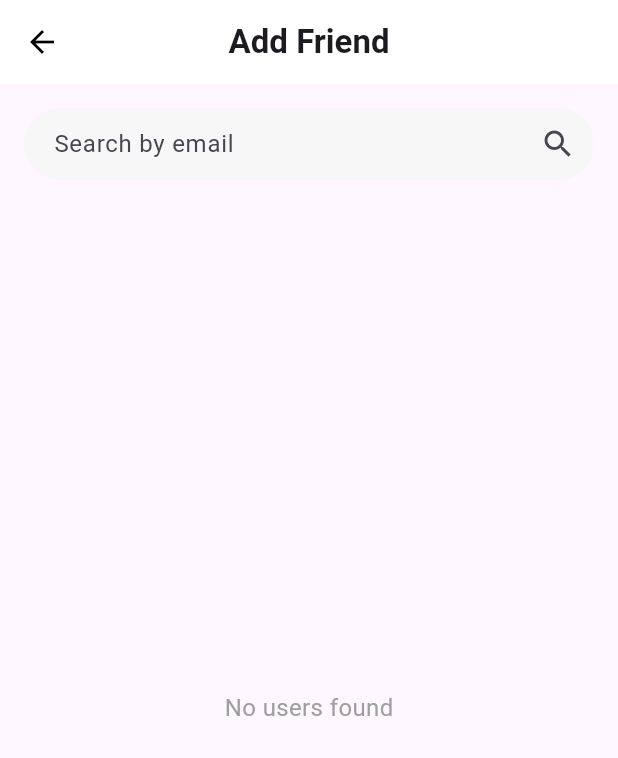
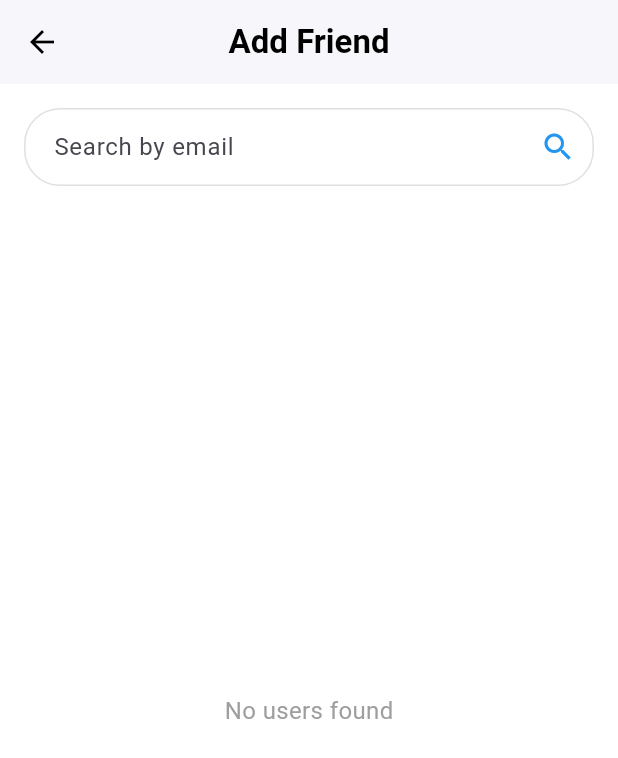
Before and after one commit to Sherlock1854/AcademicHub, a Flutter app: the FriendsScreen screen opened directly, after a tap on the "person add" icon, on a phone screen of 412 x 824 dp. Shown: the top 758 px of the screen. Run offline on Flutter 3.47's test engine with Material 3 defaults, Android fonts, the phone set to English and light mode, and no system bars; our stand-ins replace cloud_firestore, cloud_functions, firebase_auth, firebase_core, firebase_messaging, firebase_storage and 3 more; accounts and stored records are empty.

Commit message:
friend should be done, moving on to forum, chatbot then notification, if had time then change a bit the chat and friend how the pin/delete friend and edit/delete message pop up

```diff
--- a/lib/friend/models/friend_request.dart
+++ b/lib/friend/models/friend_request.dart
@@ -1,30 +1,60 @@
 // lib/friend/models/friend_request.dart
 
+import 'package:cloud_firestore/cloud_firestore.dart';
+
 class FriendRequest {
-  final String id;    // ← Firestore document ID
+  // Firestore document ID
+  final String id;
+
+  // Who sent the request
+  final String fromUid;
+
+  // Who should receive it
+  final String toUid;
+
+  // Display name of the target user
   final String name;
-  final String time;
+
+  // URL of the user’s avatar
   final String imageUrl;
+
+  // When the request was created
+  final DateTime created;
+
+  // "pending", "accepted", or "declined"
+  final String status;
 
   FriendRequest({
     required this.id,
+    required this.fromUid,
+    required this.toUid,
     required this.name,
-    required this.time,
     required this.imageUrl,
+    required this.created,
+    required this.status,
   });
 
-  factory FriendRequest.fromMap(String id, Map<String, dynamic> data) {
+  /// Create from Firestore document
+  factory FriendRequest.fromDoc(DocumentSnapshot doc) {
+    final data = doc.data() as Map<String, dynamic>;
     return FriendRequest(
-      id: id,
-      name: data['name'] as String,
-      time: data['time'] as String,
-      imageUrl: data['imageUrl'] as String,
+      id:        doc.id,
+      fromUid:   data['fromUid']   as String,
+      toUid:     data['toUid']     as String,
+      name:      data['name']      as String,
+      imageUrl:  data['imageUrl']  as String? ?? '',
+      created:   (data['created'] as Timestamp).toDate(),
+      status:    data['status']    as String,
     );
   }
 
+  /// Convert to map for writing to Firestore
   Map<String, dynamic> toMap() => {
-    'name': name,
-    'time': time,
+    'fromUid':  fromUid,
+    'toUid':    toUid,
+    'name':     name,
     'imageUrl': imageUrl,
+    'created':  Timestamp.fromDate(created),
+    'status':   status,
   };
 }
--- a/lib/friend/views/add_friend_screen.dart
+++ b/lib/friend/views/add_friend_screen.dart
@@ -19,8 +19,8 @@ class _AddFriendScreenState extends State<AddFriendScreen> {
   final _service = FriendRequestService();
 
   late String _myUid;
-  Set<String> _friendIds = {};       // already-friends
-  Set<String> _pendingIds = {};      // newly requested
+  Set<String> _friendIds = {};       // already friends
+  Set<String> _pendingIds = {};      // requests sent
   List<UserResult> _results = [];
   bool _isSearching = false;
 
@@ -29,6 +29,7 @@ class _AddFriendScreenState extends State<AddFriendScreen> {
     super.initState();
     _myUid = FirebaseAuth.instance.currentUser!.uid;
     _loadFriendIds();
+    _loadPendingIds();
   }
 
   Future<void> _loadFriendIds() async {
@@ -39,6 +40,19 @@ class _AddFriendScreenState extends State<AddFriendScreen> {
         .get();
     setState(() {
       _friendIds = snap.docs.map((d) => d.id).toSet();
+    });
+  }
+
+  Future<void> _loadPendingIds() async {
+    final snap = await FirebaseFirestore.instance
+        .collection('Users')
+        .doc(_myUid)
+        .collection('sentRequests')
+        .where('status', isEqualTo: 'pending')
+        .get();
+
+    setState(() {
+      _pendingIds = snap.docs.map((d) => d.id).toSet();
     });
   }
 
@@ -68,11 +82,11 @@ class _AddFriendScreenState extends State<AddFriendScreen> {
       final results = snap.docs.map((doc) {
         final data = doc.data() as Map<String, dynamic>;
         final first = data['firstName']?.toString() ?? '';
-        final last = data['surname']?.toString() ?? '';
+        final last  = data['surname']?.toString() ?? '';
         return UserResult(
           id: doc.id,
           name: '$first $last'.trim(),
-          imageUrl: data['imageUrl']?.toString() ?? 'https://placehold.it/48',
+          imageUrl: data['imageUrl']?.toString() ?? '',
         );
       }).toList();
 
@@ -92,21 +106,21 @@ class _AddFriendScreenState extends State<AddFriendScreen> {
   }
 
   Future<void> _sendRequest(UserResult user) async {
+    final now = DateTime.now();
     final req = FriendRequest(
-      id: user.id,
-      name: user.name,
-      time: DateTime.now().toIso8601String(),
-      imageUrl: user.imageUrl,
+      id:        user.id,         // their UID as document ID
+      fromUid:   _myUid,
+      toUid:     user.id,
+      name:      user.name,
+      imageUrl:  user.imageUrl,
+      created:   now,
+      status:    'pending',
     );
     await _service.sendRequest(req);
 
-    // mark locally as pending
     setState(() {
       _pendingIds.add(user.id);
     });
-
-    // optionally reload actual friends
-    await _loadFriendIds();
 
     ScaffoldMessenger.of(context).showSnackBar(
       SnackBar(content: Text('Request sent to ${user.name}')),
@@ -114,45 +128,53 @@ class _AddFriendScreenState extends State<AddFriendScreen> {
   }
 
   @override
-  Widget build(BuildContext ctx) {
+  Widget build(BuildContext context) {
     return Scaffold(
+      backgroundColor: Colors.white,
       appBar: AppBar(
+        backgroundColor: Colors.white,
+        elevation: 1,
+        leading: const BackButton(color: Colors.black),
+        centerTitle: true,
         title: const Text(
           'Add Friend',
-          style: TextStyle(fontWeight: FontWeight.bold),
+          style: TextStyle(color: Colors.black, fontWeight: FontWeight.bold),
         ),
-        centerTitle: true,
-        backgroundColor: Colors.white,
-        elevation: 0,
-        leading: BackButton(color: Colors.black),
       ),
       body: Padding(
         padding: const EdgeInsets.all(16),
         child: Column(
           children: [
-            // Search input
             TextField(
               controller: _searchController,
               textInputAction: TextInputAction.search,
+              cursorColor: Colors.blue,
               onSubmitted: (_) => _doSearch(),
               decoration: InputDecoration(
                 hintText: 'Search by email',
                 filled: true,
-                fillColor: const Color(0xFFF7F7F7),
+                fillColor: Colors.white,
+                contentPadding: const EdgeInsets.symmetric(
+                    horizontal: 16, vertical: 14),
+                suffixIcon: IconButton(
+                  icon: const Icon(Icons.search, color: Colors.blue),
+                  onPressed: _doSearch,
+                ),
                 border: OutlineInputBorder(
                   borderRadius: BorderRadius.circular(24),
-                  borderSide: BorderSide.none,
+                  borderSide: BorderSide(color: Colors.grey.shade300),
                 ),
-                contentPadding: const EdgeInsets.symmetric(horizontal: 16),
-                suffixIcon: IconButton(
-                  icon: const Icon(Icons.search),
-                  onPressed: _doSearch,
+                enabledBorder: OutlineInputBorder(
+                  borderRadius: BorderRadius.circular(24),
+                  borderSide: BorderSide(color: Colors.grey.shade300),
+                ),
+                focusedBorder: OutlineInputBorder(
+                  borderRadius: BorderRadius.circular(24),
+                  borderSide: const BorderSide(color: Colors.blue, width: 2),
                 ),
               ),
             ),
             const SizedBox(height: 16),
-
-            // Results or loading
             if (_isSearching)
               const Center(child: CircularProgressIndicator())
             else if (_results.isEmpty)
@@ -168,42 +190,73 @@ class _AddFriendScreenState extends State<AddFriendScreen> {
               Expanded(
                 child: ListView.separated(
                   itemCount: _results.length,
-                  separatorBuilder: (_, __) => const Divider(),
+                  separatorBuilder: (_, __) => const Divider(height: 1),
                   itemBuilder: (_, i) {
-                    final user = _results[i];
-                    final isSelf = user.id == _myUid;
-                    final isFriend = _friendIds.contains(user.id);
+                    final user     = _results[i];
+                    final isSelf    = user.id    == _myUid;
+                    final isFriend  = _friendIds.contains(user.id);
                     final isPending = _pendingIds.contains(user.id);
 
                     Widget? button;
                     if (isSelf || isFriend) {
                       button = null;
                     } else if (isPending) {
-                      button = ElevatedButton(
+                      button = OutlinedButton(
                         onPressed: null,
-                        style: ElevatedButton.styleFrom(
+                        style: OutlinedButton.styleFrom(
+                          backgroundColor: Colors.white,
+                          side: BorderSide(color: Colors.grey.shade300),
                           shape: RoundedRectangleBorder(
                             borderRadius: BorderRadius.circular(20),
                           ),
+                          padding: const EdgeInsets.symmetric(horizontal: 20),
                         ),
-                        child: const Text('Pending'),
+                        child: const Text(
+                          'Pending',
+                          style: TextStyle(color: Colors.grey),
+                        ),
                       );
                     } else {
-                      button = ElevatedButton(
+                      button = OutlinedButton(
                         onPressed: () => _sendRequest(user),
-                        style: ElevatedButton.styleFrom(
+                        style: OutlinedButton.styleFrom(
+                          backgroundColor: Colors.white,
+                          side: const BorderSide(color: Colors.blue),
                           shape: RoundedRectangleBorder(
                             borderRadius: BorderRadius.circular(20),
                           ),
+                          padding: const EdgeInsets.symmetric(horizontal: 20),
                         ),
-                        child: const Text('Add'),
+                        child: const Text(
+                          'Add',
+                          style: TextStyle(
+                              color: Colors.blue,
+                              fontWeight: FontWeight.bold),
+                        ),
                       );
                     }
 
                     return ListTile(
+                      contentPadding: EdgeInsets.zero,
                       leading: CircleAvatar(
                         radius: 24,
-                        backgroundImage: NetworkImage(user.imageUrl),
+                        backgroundColor: Colors.grey[200],
+                        child: ClipOval(
+                          child: FadeInImage.assetNetwork(
+                            placeholder: 'assets/images/fail.png',
+                            image: user.imageUrl,
+                            width: 48,
+                            height: 48,
+                            fit: BoxFit.cover,
+                            imageErrorBuilder: (ctx, err, stack) =>
+                                Image.asset(
+                                  'assets/images/fail.png',
+                                  width: 48,
+                                  height: 48,
+                                  fit: BoxFit.cover,
+                                ),
+                          ),
+                        ),
                       ),
                       title: Text(
                         user.name,
@@ -221,7 +274,7 @@ class _AddFriendScreenState extends State<AddFriendScreen> {
   }
 }
 
-/// Simple model for a user search result
+// Simple model for a user search result
 class UserResult {
   final String id;
   final String name;
--- a/lib/friend/views/friend_requests_screen.dart
+++ b/lib/friend/views/friend_requests_screen.dart
@@ -1,3 +1,5 @@
+// lib/screens/friend_requests_screen.dart
+
 import 'package:flutter/material.dart';
 import '../models/friend_request.dart';
 import '../services/friend_request_service.dart';
@@ -13,6 +15,7 @@ class FriendRequestsScreen extends StatelessWidget {
     return DefaultTabController(
       length: 2,
       child: Scaffold(
+        backgroundColor: Colors.grey[50],
         appBar: AppBar(
           backgroundColor: Colors.white,
           elevation: 0,
--- a/lib/friend/views/friends_screen.dart
+++ b/lib/friend/views/friends_screen.dart
@@ -8,24 +8,25 @@ import 'widgets/show_friend_requests_button.dart';
 import 'add_friend_screen.dart';
 
 class FriendsScreen extends StatelessWidget {
-  const FriendsScreen({super.key});
+  const FriendsScreen({Key? key}) : super(key: key);
 
   @override
   Widget build(BuildContext context) {
     final service = FriendService();
 
     return Scaffold(
+      backgroundColor: Colors.grey[50],
       appBar: AppBar(
-        leading: IconButton(
-          icon: const Icon(Icons.arrow_back),
-          onPressed: () => Navigator.of(context).pop(),
-        ),
+        backgroundColor: Colors.white,
+        elevation: 1,
+        iconTheme: const IconThemeData(color: Colors.black),
         title: const Text(
           'Friends',
-          style: TextStyle(fontWeight: FontWeight.bold),
+          style: TextStyle(color: Colors.black, fontWeight: FontWeight.bold),
         ),
         centerTitle: true,
       ),
+
       body: StreamBuilder<List<Friend>>(
         stream: service.friendsStream(),
         builder: (context, snapshot) {
@@ -35,40 +36,44 @@ class FriendsScreen extends StatelessWidget {
           if (snapshot.hasError) {
             return Center(child: Text('Error: ${snapshot.error}'));
           }
-          final friends = snapshot.data!;
-          // Wrap in Column so we can put the button below
-          return Column(
-            children: [
-              Expanded(
-                child: friends.isEmpty
-                    ? const Center(
+          final friends = snapshot.data ?? [];
+          if (friends.isEmpty) {
+            return const Center(
               child: Text(
                 'You have no friends yet',
                 style: TextStyle(color: Colors.grey, fontSize: 16),
               ),
-                )
-                    : ListView.builder(
-                  padding: const EdgeInsets.all(16),
+            );
+          }
+          return ListView.builder(
+            padding: const EdgeInsets.fromLTRB(16, 16, 16, 100),
             itemCount: friends.length,
-                  itemBuilder: (ctx, i) =>
-                      FriendListItem(friend: friends[i]),
+            itemBuilder: (ctx, i) => FriendListItem(friend: friends[i]),
+          );
+        },
+      ),
+
+      // raise the button 16px above the nav‐bar
+      bottomNavigationBar: SafeArea(
+        child: Padding(
+          padding: const EdgeInsets.fromLTRB(16, 0, 16, 16),
+          child: const ShowFriendRequestsButton(),
         ),
       ),
 
-              // ← Here's your missing button
-              const ShowFriendRequestsButton(),
-            ],
+      // FAB just above that (~64px up instead of 80px)
+      floatingActionButtonLocation: FloatingActionButtonLocation.endFloat,
+      floatingActionButton: Padding(
+        padding: const EdgeInsets.only(bottom: 2, right: 2),
+        child: FloatingActionButton(
+          backgroundColor: Colors.white,
+          child: const Icon(Icons.person_add, color: Colors.blue),
+          onPressed: () {
+            Navigator.of(context).push(
+              MaterialPageRoute(builder: (_) => const AddFriendScreen()),
             );
           },
         ),
-      floatingActionButton: FloatingActionButton(
-        child: const Icon(Icons.person_add),
-        onPressed: () {
-          // Navigate to your “Search/Add Friend” screen
-          Navigator.of(context).push(MaterialPageRoute(
-            builder: (_) => const AddFriendScreen(),
-          ));
-        },
       ),
     );
   }
--- a/lib/friend/views/widgets/show_friend_requests_button.dart
+++ b/lib/friend/views/widgets/show_friend_requests_button.dart
@@ -4,12 +4,13 @@ import 'package:flutter/material.dart';
 import '../friend_requests_screen.dart';
 
 class ShowFriendRequestsButton extends StatelessWidget {
-  const ShowFriendRequestsButton({super.key});
+  const ShowFriendRequestsButton({Key? key}) : super(key: key);
 
   @override
   Widget build(BuildContext context) {
-    return Padding(
-      padding: const EdgeInsets.symmetric(horizontal: 16.0, vertical: 24.0),
+    return SizedBox(
+      width: double.infinity,
+      height: 56, // fixed height
       child: OutlinedButton(
         onPressed: () {
           Navigator.of(context).push(
@@ -19,20 +20,19 @@ class ShowFriendRequestsButton extends StatelessWidget {
           );
         },
         style: OutlinedButton.styleFrom(
-          padding: const EdgeInsets.symmetric(vertical: 16.0),
-          side: BorderSide(color: Colors.grey.shade300),
+          backgroundColor: Colors.white,                 // white bg
+          side: BorderSide(color: Colors.grey.shade300), // light border
           shape: RoundedRectangleBorder(
-            borderRadius: BorderRadius.circular(12.0),
+            borderRadius: BorderRadius.circular(12),
           ),
+          padding: EdgeInsets.zero, // no extra internal padding
         ),
-        child: const Center(
-          child: Text(
-            'Show Friend Requests',
-            style: TextStyle(
-              color: Colors.black,
-              fontWeight: FontWeight.bold,
-              fontSize: 16,
-            ),
+        child: const Text(
+          'Show Friend Requests',
+          style: TextStyle(
+            color: Colors.black,
+            fontWeight: FontWeight.bold,
+            fontSize: 16,
           ),
         ),
       ),
```
Also changed, not shown: lib/chat/views/widgets/message_input_field.dart (+12 -5 lines), lib/friend/services/friend_request_service.dart (+99 -55 lines), lib/friend/views/widgets/friend_list_item.dart (+13 -13 lines), lib/friend/views/widgets/friend_request_item.dart (+49 -24 lines), lib/main.dart (+10 -1 lines). Lines whose indentation alone changed are shown as unchanged.
